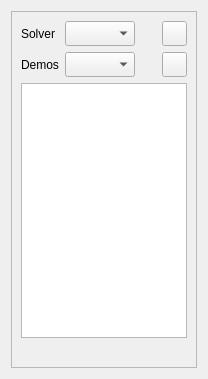
OpenDigitalTwin-Dev/FENGSim, file starter/FENGSim/FEM/FEMDockWidget.ui: the form before one commit.
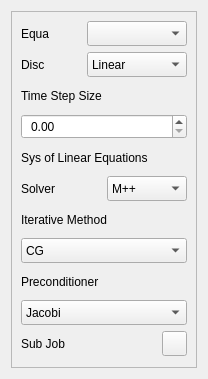
The form after the commit. Icons and pictures are not drawn.

```diff
--- a/starter/FENGSim/FEM/FEMDockWidget.ui
+++ b/starter/FENGSim/FEM/FEMDockWidget.ui
@@ -25,58 +25,29 @@
      <layout class="QVBoxLayout" name="verticalLayout_2">
       <item>
        <layout class="QGridLayout" name="gridLayout">
-        <item row="1" column="1">
-         <widget class="QComboBox" name="comboBox_4">
-          <property name="minimumSize">
-           <size>
-            <width>70</width>
-            <height>25</height>
-           </size>
-          </property>
-          <property name="maximumSize">
-           <size>
-            <width>16777215</width>
-            <height>25</height>
-           </size>
-          </property>
-          <property name="font">
-           <font>
-            <pointsize>9</pointsize>
-           </font>
-          </property>
-         </widget>
-        </item>
-        <item row="0" column="3">
-         <widget class="QPushButton" name="pushButton">
+        <item row="0" column="2">
+         <widget class="QComboBox" name="comboBox">
           <property name="enabled">
            <bool>true</bool>
           </property>
           <property name="minimumSize">
            <size>
-            <width>25</width>
+            <width>100</width>
             <height>25</height>
            </size>
           </property>
           <property name="maximumSize">
            <size>
-            <width>25</width>
+            <width>16777215</width>
             <height>25</height>
            </size>
           </property>
           <property name="font">
            <font>
-            <pointsize>10</pointsize>
+            <pointsize>9</pointsize>
            </font>
           </property>
-          <property name="styleSheet">
-           <string notr="true">QPushButton::hover{
-    background-color: transparent;
-    border: 2px solid #6A8480;
-    border-radius: 2px;
-    padding: 2px;
-}</string>
-          </property>
-          <property name="text">
+          <property name="currentText">
            <string/>
           </property>
           <property name="icon">
@@ -87,48 +58,57 @@
         </item>
         <item row="1" column="0">
          <widget class="QLabel" name="label_2">
+          <property name="minimumSize">
+           <size>
+            <width>0</width>
+            <height>25</height>
+           </size>
+          </property>
+          <property name="maximumSize">
+           <size>
+            <width>16777215</width>
+            <height>25</height>
+           </size>
+          </property>
           <property name="font">
            <font>
             <pointsize>9</pointsize>
            </font>
           </property>
           <property name="text">
-           <string>Demos</string>
+           <string>Disc</string>
           </property>
          </widget>
         </item>
-        <item row="1" column="3">
-         <widget class="QPushButton" name="pushButton_2">
+        <item row="1" column="2">
+         <widget class="QComboBox" name="comboBox_2">
           <property name="minimumSize">
            <size>
-            <width>25</width>
+            <width>0</width>
             <height>25</height>
            </size>
           </property>
           <property name="maximumSize">
            <size>
-            <width>25</width>
+            <width>16777215</width>
             <height>25</height>
            </size>
           </property>
-          <property name="styleSheet">
-           <string notr="true">QPushButton::hover{
-    background-color: transparent;
-    border: 2px solid #6A8480;
-    border-radius: 2px;
-    padding: 2px;
-}</string>
+          <property name="font">
+           <font>
+            <pointsize>9</pointsize>
+           </font>
           </property>
-          <property name="text">
-           <string/>
-          </property>
-          <property name="icon">
-           <iconset resource="../CADWindow.qrc">
-            <normaloff>:/cad_wind/figure/cad_wind/ok.png</normaloff>:/cad_wind/figure/cad_wind/ok.png</iconset>
-          </property>
-          <property name="checkable">
-           <bool>false</bool>
-          </property>
+          <item>
+           <property name="text">
+            <string>Linear</string>
+           </property>
+          </item>
+          <item>
+           <property name="text">
+            <string>Quadratic</string>
+           </property>
+          </item>
          </widget>
         </item>
         <item row="0" column="0">
@@ -139,18 +119,45 @@
            </font>
           </property>
           <property name="text">
-           <string>Solver</string>
+           <string>Equa</string>
           </property>
          </widget>
         </item>
         <item row="0" column="1">
-         <widget class="QComboBox" name="comboBox">
-          <property name="enabled">
-           <bool>true</bool>
+         <spacer name="horizontalSpacer_2">
+          <property name="orientation">
+           <enum>Qt::Horizontal</enum>
           </property>
+          <property name="sizeHint" stdset="0">
+           <size>
+            <width>40</width>
+            <height>20</height>
+           </size>
+          </property>
+         </spacer>
+        </item>
+        <item row="1" column="1">
+         <spacer name="horizontalSpacer_3">
+          <property name="orientation">
+           <enum>Qt::Horizontal</enum>
+          </property>
+          <property name="sizeHint" stdset="0">
+           <size>
+            <width>40</width>
+            <height>20</height>
+           </size>
+          </property>
+         </spacer>
+        </item>
+       </layout>
+      </item>
+      <item>
+       <layout class="QHBoxLayout" name="horizontalLayout_2">
+        <item>
+         <widget class="QLabel" name="label_3">
           <property name="minimumSize">
            <size>
-            <width>70</width>
+            <width>0</width>
             <height>25</height>
            </size>
           </property>
@@ -165,12 +172,209 @@
             <pointsize>9</pointsize>
            </font>
           </property>
-          <property name="currentText">
-           <string/>
+          <property name="text">
+           <string>Time Step Size</string>
           </property>
          </widget>
         </item>
-        <item row="0" column="2">
+       </layout>
+      </item>
+      <item>
+       <widget class="QDoubleSpinBox" name="doubleSpinBox">
+        <property name="minimumSize">
+         <size>
+          <width>0</width>
+          <height>25</height>
+         </size>
+        </property>
+        <property name="maximumSize">
+         <size>
+          <width>16777215</width>
+          <height>25</height>
+         </size>
+        </property>
+        <property name="font">
+         <font>
+          <pointsize>9</pointsize>
+         </font>
+        </property>
+        <property name="styleSheet">
+         <string notr="true">padding-left:5px;</string>
+        </property>
+       </widget>
+      </item>
+      <item>
+       <widget class="QLabel" name="label_4">
+        <property name="minimumSize">
+         <size>
+          <width>0</width>
+          <height>25</height>
+         </size>
+        </property>
+        <property name="font">
+         <font>
+          <pointsize>9</pointsize>
+         </font>
+        </property>
+        <property name="text">
+         <string>Sys of Linear Equations </string>
+        </property>
+       </widget>
+      </item>
+      <item>
+       <layout class="QHBoxLayout" name="horizontalLayout_3">
+        <item>
+         <widget class="QLabel" name="label_7">
+          <property name="minimumSize">
+           <size>
+            <width>0</width>
+            <height>25</height>
+           </size>
+          </property>
+          <property name="font">
+           <font>
+            <pointsize>9</pointsize>
+           </font>
+          </property>
+          <property name="text">
+           <string>Solver</string>
+          </property>
+         </widget>
+        </item>
+        <item>
+         <widget class="QComboBox" name="comboBox_5">
+          <property name="minimumSize">
+           <size>
+            <width>0</width>
+            <height>25</height>
+           </size>
+          </property>
+          <property name="maximumSize">
+           <size>
+            <width>16777215</width>
+            <height>25</height>
+           </size>
+          </property>
+          <property name="font">
+           <font>
+            <pointsize>9</pointsize>
+           </font>
+          </property>
+          <item>
+           <property name="text">
+            <string>M++</string>
+           </property>
+          </item>
+          <item>
+           <property name="text">
+            <string>FASP</string>
+           </property>
+          </item>
+         </widget>
+        </item>
+       </layout>
+      </item>
+      <item>
+       <layout class="QGridLayout" name="gridLayout_2">
+        <item row="1" column="0">
+         <widget class="QLabel" name="label_5">
+          <property name="minimumSize">
+           <size>
+            <width>0</width>
+            <height>25</height>
+           </size>
+          </property>
+          <property name="font">
+           <font>
+            <pointsize>9</pointsize>
+           </font>
+          </property>
+          <property name="text">
+           <string>Iterative Method</string>
+          </property>
+         </widget>
+        </item>
+        <item row="4" column="0">
+         <widget class="QComboBox" name="comboBox_4">
+          <property name="minimumSize">
+           <size>
+            <width>100</width>
+            <height>25</height>
+           </size>
+          </property>
+          <property name="font">
+           <font>
+            <pointsize>9</pointsize>
+           </font>
+          </property>
+          <item>
+           <property name="text">
+            <string>Jacobi</string>
+           </property>
+          </item>
+         </widget>
+        </item>
+        <item row="3" column="0">
+         <widget class="QLabel" name="label_6">
+          <property name="minimumSize">
+           <size>
+            <width>0</width>
+            <height>25</height>
+           </size>
+          </property>
+          <property name="font">
+           <font>
+            <pointsize>9</pointsize>
+           </font>
+          </property>
+          <property name="text">
+           <string>Preconditioner</string>
+          </property>
+         </widget>
+        </item>
+        <item row="2" column="0">
+         <widget class="QComboBox" name="comboBox_3">
+          <property name="minimumSize">
+           <size>
+            <width>100</width>
+            <height>25</height>
+           </size>
+          </property>
+          <property name="font">
+           <font>
+            <pointsize>9</pointsize>
+           </font>
+          </property>
+          <item>
+           <property name="text">
+            <string>CG</string>
+           </property>
+          </item>
+         </widget>
+        </item>
+       </layout>
+      </item>
+      <item>
+       <layout class="QHBoxLayout" name="horizontalLayout">
+        <item>
+         <widget class="QLabel" name="label_8">
+          <property name="minimumSize">
+           <size>
+            <width>0</width>
+            <height>25</height>
+           </size>
+          </property>
+          <property name="font">
+           <font>
+            <pointsize>9</pointsize>
+           </font>
+          </property>
+          <property name="text">
+           <string>Sub Job</string>
+          </property>
+         </widget>
+        </item>
+        <item>
          <spacer name="horizontalSpacer">
           <property name="orientation">
            <enum>Qt::Horizontal</enum>
@@ -183,37 +387,54 @@
           </property>
          </spacer>
         </item>
+        <item>
+         <widget class="QPushButton" name="pushButton">
+          <property name="enabled">
+           <bool>true</bool>
+          </property>
+          <property name="minimumSize">
+           <size>
+            <width>25</width>
+            <height>25</height>
+           </size>
+          </property>
+          <property name="maximumSize">
+           <size>
+            <width>25</width>
+            <height>25</height>
+           </size>
+          </property>
+          <property name="font">
+           <font>
+            <pointsize>10</pointsize>
+           </font>
+          </property>
+          <property name="styleSheet">
+           <string notr="true">QPushButton::hover{
+    background-color: transparent;
+    border: 2px solid #6A8480;
+    border-radius: 2px;
+    padding: 2px;
+}</string>
+          </property>
+          <property name="text">
+           <string/>
+          </property>
+          <property name="icon">
+           <iconset resource="../CADWindow.qrc">
+            <normaloff>:/cad_wind/figure/cad_wind/ok.png</normaloff>:/cad_wind/figure/cad_wind/ok.png</iconset>
+          </property>
+         </widget>
+        </item>
        </layout>
       </item>
-      <item>
-       <widget class="QTableWidget" name="tableWidget">
-        <property name="minimumSize">
-         <size>
-          <width>0</width>
-          <height>250</height>
-         </size>
-        </property>
-        <attribute name="horizontalHeaderVisible">
-         <bool>false</bool>
-        </attribute>
-        <attribute name="horizontalHeaderHighlightSections">
-         <bool>false</bool>
-        </attribute>
-        <attribute name="verticalHeaderVisible">
-         <bool>false</bool>
-        </attribute>
-        <attribute name="verticalHeaderHighlightSections">
-         <bool>false</bool>
-        </attribute>
-       </widget>
-      </item>
       <item>
        <spacer name="verticalSpacer">
         <property name="orientation">
          <enum>Qt::Vertical</enum>
         </property>
         <property name="sizeType">
-         <enum>QSizePolicy::Fixed</enum>
+         <enum>QSizePolicy::Expanding</enum>
         </property>
         <property name="sizeHint" stdset="0">
          <size>
```
Left out of the diff: 4 changed lines with no effect on the pictures.
